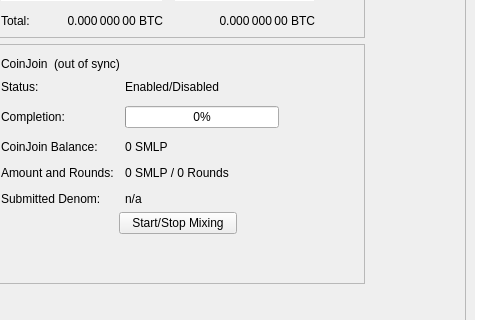
Old version of the form src/qt/forms/overviewpage.ui in the repository 1NF1N18Y/smartloopfix; both pictures show x 114 to 594 and y 178 to 498 of the 960 by 585 pixel window.
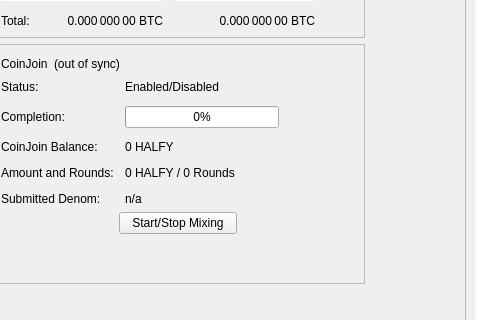
New version of the form.

Patch:
```diff
--- a/src/qt/forms/overviewpage.ui
+++ b/src/qt/forms/overviewpage.ui
@@ -455,7 +455,7 @@
             <item row="2" column="1">
              <widget class="QLabel" name="labelAnonymized">
               <property name="text">
-               <string notr="true">0 SMLP</string>
+               <string notr="true">0 HALFY</string>
               </property>
              </widget>
             </item>
@@ -469,7 +469,7 @@
             <item row="3" column="1">
              <widget class="QLabel" name="labelAmountRounds">
               <property name="text">
-               <string>0 SMLP / 0 Rounds</string>
+               <string>0 HALFY / 0 Rounds</string>
               </property>
              </widget>
             </item>
```
Left out of the diff: 6 changed lines with no effect on the pictures.
